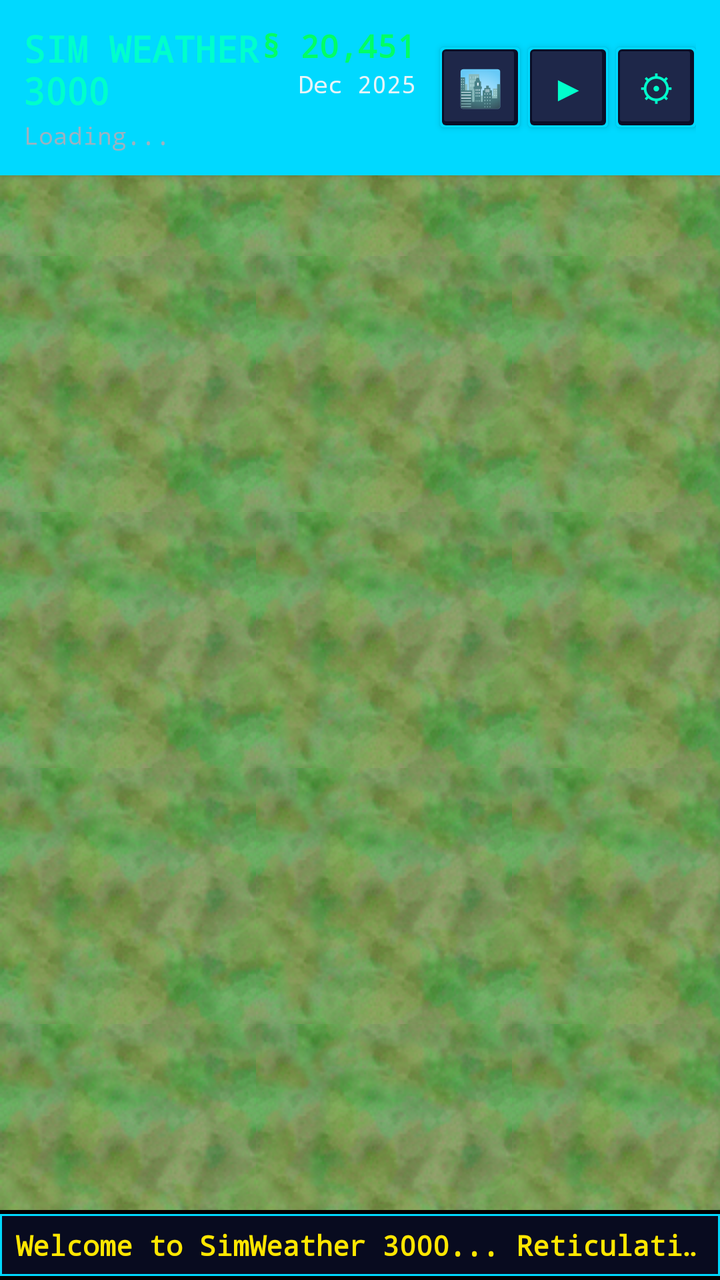
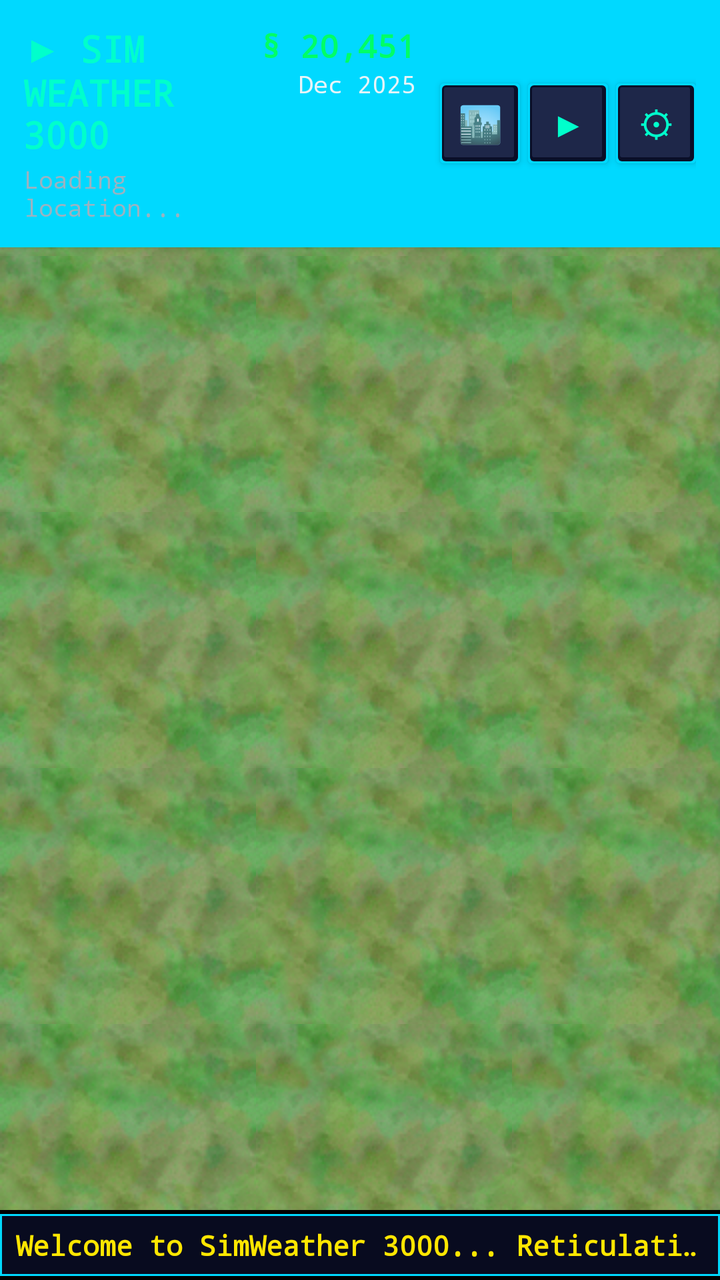

Screens rendered from an Android XML layout before and after an edit, with the pre-edit source and the edit as a unified diff.
<!-- AndroidManifest.xml: application theme Theme.SimWeather -->
<!-- res/layout/activity_main.xml -->
<?xml version="1.0" encoding="utf-8"?>
<androidx.constraintlayout.widget.ConstraintLayout xmlns:android="http://schemas.android.com/apk/res/android"
    xmlns:app="http://schemas.android.com/apk/res-auto"
    xmlns:tools="http://schemas.android.com/tools"
    android:layout_width="match_parent"
    android:layout_height="match_parent"
    android:background="@drawable/sc3k_grass_bg_tiled"
    tools:context=".MainActivity">

    
    <LinearLayout
        android:id="@+id/headerBar"
        android:layout_width="match_parent"
        android:layout_height="wrap_content"
        android:background="@drawable/sc3k_header_bg"
        android:elevation="4dp"
        android:orientation="horizontal"
        android:padding="12dp"
        app:layout_constraintEnd_toEndOf="parent"
        app:layout_constraintStart_toStartOf="parent"
        app:layout_constraintTop_toTopOf="parent">

        <LinearLayout
            android:layout_width="0dp"
            android:layout_height="wrap_content"
            android:layout_weight="1"
            android:orientation="vertical">

            <TextView
                android:id="@+id/tvAppTitle"
                android:layout_width="wrap_content"
                android:layout_height="wrap_content"
                android:fontFamily="monospace"
                android:text="SIM WEATHER 3000"
                android:textColor="@color/sim_cyan_bright"
                android:textSize="18sp"
                android:textStyle="bold" />

            <TextView
                android:id="@+id/tvLocation"
                android:layout_width="wrap_content"
                android:layout_height="wrap_content"
                android:layout_marginTop="2dp"
                android:fontFamily="monospace"
                android:text="Loading..."
                android:textColor="@color/sim_text_secondary"
                android:textSize="12sp" />

        </LinearLayout>

        
        <LinearLayout
            android:layout_width="wrap_content"
            android:layout_height="wrap_content"
            android:layout_marginEnd="12dp"
            android:gravity="end"
            android:orientation="vertical">

            <TextView
                android:id="@+id/tvFunds"
                android:layout_width="wrap_content"
                android:layout_height="wrap_content"
                android:fontFamily="monospace"
                android:text="§ 20,451"
                android:textColor="@color/sim_green"
                android:textSize="16sp"
                android:textStyle="bold" />

            <TextView
                android:id="@+id/tvDate"
                android:layout_width="wrap_content"
                android:layout_height="wrap_content"
                android:fontFamily="monospace"
                android:text="Dec 2025"
                android:textColor="@color/sim_text_primary"
                android:textSize="12sp" />
        </LinearLayout>

        <Button
            android:id="@+id/btnCityPlanning"
            android:layout_width="40dp"
            android:layout_height="40dp"
            android:layout_gravity="center_vertical"
            android:layout_marginEnd="4dp"
            android:background="@drawable/sc3k_button_bg"
            android:fontFamily="monospace"
            android:text="🏙️"
            android:textColor="@color/sim_cyan_bright"
            android:textSize="18sp" />

        <Button
            android:id="@+id/btnSimulate"
            android:layout_width="40dp"
            android:layout_height="40dp"
            android:layout_gravity="center_vertical"
            android:layout_marginEnd="4dp"
            android:background="@drawable/sc3k_button_bg"
            android:fontFamily="monospace"
            android:text="▶"
            android:textColor="@color/sim_cyan_bright"
            android:textSize="18sp" />

        <Button
            android:id="@+id/btnSettings"
            android:layout_width="40dp"
            android:layout_height="40dp"
            android:layout_gravity="center_vertical"
            android:background="@drawable/sc3k_button_bg"
            android:fontFamily="monospace"
            android:text="⚙"
            android:textColor="@color/sim_cyan_bright"
            android:textSize="18sp" />

    </LinearLayout>

    
    <ScrollView
        android:layout_width="match_parent"
        android:layout_height="0dp"
        android:fillViewport="true"
        app:layout_constraintBottom_toTopOf="@id/tickerBar"
        app:layout_constraintEnd_toEndOf="parent"
        app:layout_constraintStart_toStartOf="parent"
        app:layout_constraintTop_toBottomOf="@id/headerBar">

        <LinearLayout
            android:id="@+id/weatherCardContainer"
            android:layout_width="match_parent"
            android:layout_height="wrap_content"
            android:orientation="vertical"
            android:paddingBottom="16dp" />
    </ScrollView>

    
    <TextView
        android:id="@+id/tickerBar"
        android:layout_width="match_parent"
        android:layout_height="wrap_content"
        android:background="@drawable/sc3k_ticker_bg"
        android:ellipsize="marquee"
        android:fadingEdge="horizontal"
        android:fontFamily="monospace"
        android:gravity="center_vertical"
        android:marqueeRepeatLimit="marquee_forever"
        android:padding="8dp"
        android:scrollHorizontally="true"
        android:singleLine="true"
        android:text="Welcome to SimWeather 3000... Reticulating Splines... Electricity usage spiking... "
        android:textColor="@color/sim_yellow"
        android:textSize="14sp"
        android:textStyle="bold"
        app:layout_constraintBottom_toBottomOf="parent"
        app:layout_constraintEnd_toEndOf="parent"
        app:layout_constraintStart_toStartOf="parent" />

    
    <FrameLayout
        android:id="@+id/loadingOverlay"
        android:layout_width="match_parent"
        android:layout_height="match_parent"
        android:elevation="10dp"
        android:visibility="gone"
        app:layout_constraintBottom_toBottomOf="parent"
        app:layout_constraintEnd_toEndOf="parent"
        app:layout_constraintStart_toStartOf="parent"
        app:layout_constraintTop_toBottomOf="@id/headerBar">

        <com.thejaustin.simweather.ui.view.ScannerView
            android:id="@+id/scannerView"
            android:layout_width="match_parent"
            android:layout_height="match_parent" />

        <TextView
            android:id="@+id/tvLoadingStatus"
            android:layout_width="wrap_content"
            android:layout_height="wrap_content"
            android:layout_gravity="center"
            android:background="@drawable/sc3k_panel_bg"
            android:fontFamily="monospace"
            android:padding="12dp"
            android:text="Reticulating Splines..."
            android:textColor="@color/sim_cyan_bright"
            android:textSize="18sp"
            android:textStyle="bold" />
    </FrameLayout>

    
    <TextView
        android:id="@+id/tvError"
        android:layout_width="wrap_content"
        android:layout_height="wrap_content"
        android:fontFamily="monospace"
        android:text="Error loading weather"
        android:textColor="@color/sim_red"
        android:textSize="16sp"
        android:visibility="gone"
        app:layout_constraintBottom_toBottomOf="parent"
        app:layout_constraintEnd_toEndOf="parent"
        app:layout_constraintStart_toStartOf="parent"
        app:layout_constraintTop_toTopOf="parent" />

    
    
    
    <com.thejaustin.simweather.ui.weather_events.WindEffect
        android:id="@+id/windEffect"
        android:layout_width="0dp"
        android:layout_height="0dp"
        android:visibility="gone"
        app:layout_constraintBottom_toTopOf="@id/tickerBar"
        app:layout_constraintEnd_toEndOf="parent"
        app:layout_constraintStart_toStartOf="parent"
        app:layout_constraintTop_toBottomOf="@id/headerBar" />

    <com.thejaustin.simweather.ui.weather_events.FogEffect
        android:id="@+id/fogEffect"
        android:layout_width="0dp"
        android:layout_height="0dp"
        android:visibility="gone"
        app:layout_constraintBottom_toTopOf="@id/tickerBar"
        app:layout_constraintEnd_toEndOf="parent"
        app:layout_constraintStart_toStartOf="parent"
        app:layout_constraintTop_toBottomOf="@id/headerBar" />

    <com.thejaustin.simweather.ui.weather_events.SnowEffect
        android:id="@+id/snowEffect"
        android:layout_width="0dp"
        android:layout_height="0dp"
        android:visibility="gone"
        app:layout_constraintBottom_toTopOf="@id/tickerBar"
        app:layout_constraintEnd_toEndOf="parent"
        app:layout_constraintStart_toStartOf="parent"
        app:layout_constraintTop_toBottomOf="@id/headerBar" />

    <com.thejaustin.simweather.ui.weather_events.RainEffect
        android:id="@+id/rainEffect"
        android:layout_width="0dp"
        android:layout_height="0dp"
        android:visibility="gone"
        app:layout_constraintBottom_toTopOf="@id/tickerBar"
        app:layout_constraintEnd_toEndOf="parent"
        app:layout_constraintStart_toStartOf="parent"
        app:layout_constraintTop_toBottomOf="@id/headerBar" />

</androidx.constraintlayout.widget.ConstraintLayout>
<!-- resources referenced by this layout -->
<resources>
  <color name="sim_cyan_bright">#00FFCC</color>
  <color name="sim_green">#00FF66</color>
  <color name="sim_red">#FF3333</color>
  <color name="sim_text_primary">#E8F4F8</color>
  <color name="sim_text_secondary">#99B3C2</color>
  <color name="sim_yellow">#FFE600</color>
  <!-- drawable sc3k_grass_bg_tiled (drawable) -->
  <?xml version="1.0" encoding="utf-8"?>
  <bitmap xmlns:android="http://schemas.android.com/apk/res/android"
      android:src="@drawable/sc3k_grass_bg"
      android:tileMode="repeat" />
  <!-- drawable sc3k_header_bg (drawable) -->
  <?xml version="1.0" encoding="utf-8"?>
  <layer-list xmlns:android="http://schemas.android.com/apk/res/android">
      
      <item>
          <shape android:shape="rectangle">
              <gradient
                  android:angle="270"
                  android:startColor="#1E3A5F"
                  android:centerColor="#142846"
                  android:endColor="#0A1428" />
          </shape>
      </item>
  
      
      <item android:top="0dp">
          <shape android:shape="rectangle">
              <gradient
                  android:angle="90"
                  android:startColor="#00D9FF"
                  android:endColor="#00000000"
                  android:centerY="0.1" />
          </shape>
      </item>
  
      
      <item android:top="0dp">
          <shape android:shape="rectangle">
              <solid android:color="#00D9FF" />
              <size android:height="2dp" />
          </shape>
      </item>
  </layer-list>
  <!-- drawable sc3k_panel_bg (drawable) -->
  <?xml version="1.0" encoding="utf-8"?>
  <layer-list xmlns:android="http://schemas.android.com/apk/res/android">
      
      <item>
          <shape android:shape="rectangle">
              <solid android:color="#0A0E27" />
              <corners android:radius="0dp" />
          </shape>
      </item>
  
      
      <item
          android:left="2dp"
          android:top="2dp">
          <shape android:shape="rectangle">
              <solid android:color="#1A2D4D" />
          </shape>
      </item>
  
      
      <item
          android:left="3dp"
          android:top="3dp"
          android:right="2dp"
          android:bottom="2dp">
          <shape android:shape="rectangle">
              <solid android:color="#141B3D" />
          </shape>
      </item>
  </layer-list>
  <!-- drawable sc3k_ticker_bg (drawable) -->
  <?xml version="1.0" encoding="utf-8"?>
  <layer-list xmlns:android="http://schemas.android.com/apk/res/android">
      <item>
          <shape android:shape="rectangle">
              <solid android:color="#000000" />
              <padding android:top="2dp" android:bottom="2dp" />
          </shape>
      </item>
      <item>
          <shape android:shape="rectangle">
              <solid android:color="#CC0A0E27" /> 
              <stroke android:width="1dp" android:color="#00D9FF" /> 
          </shape>
      </item>
  </layer-list>
  <color name="sim_teal_primary">#00D9FF</color>
  <color name="sim_teal_dark">#0099CC</color>
  <color name="sim_dark_bg">#0A0E27</color>
  <color name="sim_dark_surface">#141B3D</color>
  <!-- unchanged entries left out for length: 3 -->
</resources>

<!-- the commit's change to res/layout/activity_main.xml (unified diff, before → after) -->
@@ -31,7 +31,7 @@
                 android:layout_width="wrap_content"
                 android:layout_height="wrap_content"
                 android:fontFamily="monospace"
-                android:text="SIM WEATHER 3000"
+                android:text="@string/app_title_full"
                 android:textColor="@color/sim_cyan_bright"
                 android:textSize="18sp"
                 android:textStyle="bold" />
@@ -42,7 +42,7 @@
                 android:layout_height="wrap_content"
                 android:layout_marginTop="2dp"
                 android:fontFamily="monospace"
-                android:text="Loading..."
+                android:text="@string/loading_location"
                 android:textColor="@color/sim_text_secondary"
                 android:textSize="12sp" />
 
@@ -61,7 +61,7 @@
                 android:layout_width="wrap_content"
                 android:layout_height="wrap_content"
                 android:fontFamily="monospace"
-                android:text="§ 20,451"
+                android:text="@string/funds_placeholder"
                 android:textColor="@color/sim_green"
                 android:textSize="16sp"
                 android:textStyle="bold" />
@@ -71,7 +71,7 @@
                 android:layout_width="wrap_content"
                 android:layout_height="wrap_content"
                 android:fontFamily="monospace"
-                android:text="Dec 2025"
+                android:text="@string/date_placeholder"
                 android:textColor="@color/sim_text_primary"
                 android:textSize="12sp" />
         </LinearLayout>
@@ -84,7 +84,7 @@
             android:layout_marginEnd="4dp"
             android:background="@drawable/sc3k_button_bg"
             android:fontFamily="monospace"
-            android:text="🏙️"
+            android:text="@string/icon_city"
             android:textColor="@color/sim_cyan_bright"
             android:textSize="18sp" />
 
@@ -96,7 +96,7 @@
             android:layout_marginEnd="4dp"
             android:background="@drawable/sc3k_button_bg"
             android:fontFamily="monospace"
-            android:text="▶"
+            android:text="@string/icon_play"
             android:textColor="@color/sim_cyan_bright"
             android:textSize="18sp" />
 
@@ -107,7 +107,7 @@
             android:layout_gravity="center_vertical"
             android:background="@drawable/sc3k_button_bg"
             android:fontFamily="monospace"
-            android:text="⚙"
+            android:text="@string/icon_settings"
             android:textColor="@color/sim_cyan_bright"
             android:textSize="18sp" />
 
@@ -145,7 +145,7 @@
         android:padding="8dp"
         android:scrollHorizontally="true"
         android:singleLine="true"
-        android:text="Welcome to SimWeather 3000... Reticulating Splines... Electricity usage spiking... "
+        android:text="@string/ticker_default"
         android:textColor="@color/sim_yellow"
         android:textSize="14sp"
         android:textStyle="bold"
@@ -178,7 +178,7 @@
             android:background="@drawable/sc3k_panel_bg"
             android:fontFamily="monospace"
             android:padding="12dp"
-            android:text="Reticulating Splines..."
+            android:text="@string/loading_status_default"
             android:textColor="@color/sim_cyan_bright"
             android:textSize="18sp"
             android:textStyle="bold" />
@@ -190,7 +190,7 @@
         android:layout_width="wrap_content"
         android:layout_height="wrap_content"
         android:fontFamily="monospace"
-        android:text="Error loading weather"
+        android:text="@string/error_loading_weather"
         android:textColor="@color/sim_red"
         android:textSize="16sp"
         android:visibility="gone"
<!-- resource entries referenced after the edit -->
@@ -91,6 +91,16 @@
           </shape>
       </item>
   </layer-list>
+  <string name="app_title_full">\u25B6 SIM WEATHER 3000</string>
+  <string name="date_placeholder">Dec 2025</string>
+  <string name="error_loading_weather">Error loading weather</string>
+  <string name="funds_placeholder">\u00A7 20,451</string>
+  <string name="icon_city">\uD83C\uDFD9\uFE0F</string>
+  <string name="icon_play">\u25B6</string>
+  <string name="icon_settings">\u2699</string>
+  <string name="loading_location">Loading location...</string>
+  <string name="loading_status_default">Reticulating Splines...</string>
+  <string name="ticker_default">Welcome to SimWeather 3000... Reticulating Splines... Electricity usage spiking...</string>
   <color name="sim_teal_primary">#00D9FF</color>
   <color name="sim_teal_dark">#0099CC</color>
   <color name="sim_dark_bg">#0A0E27</color>
